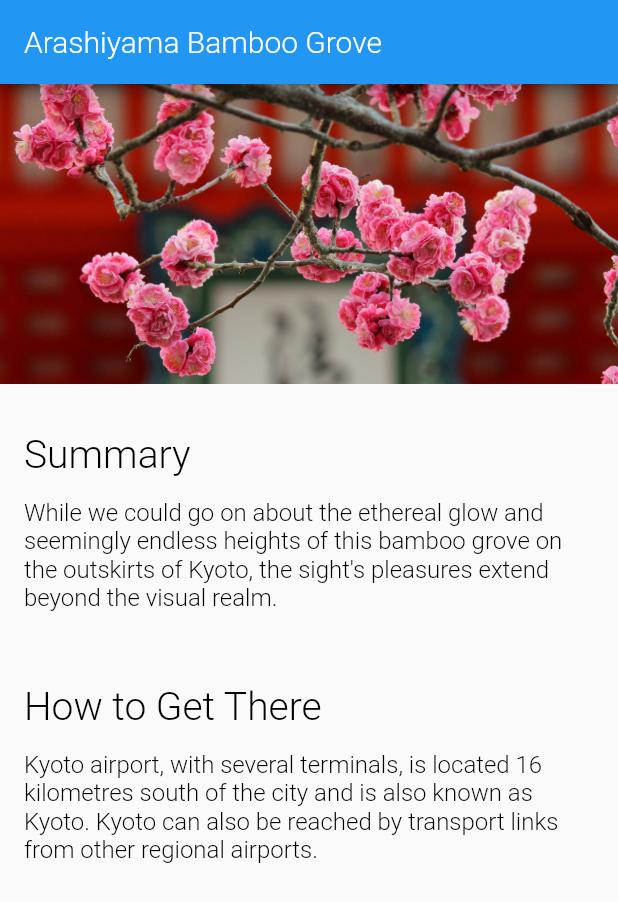
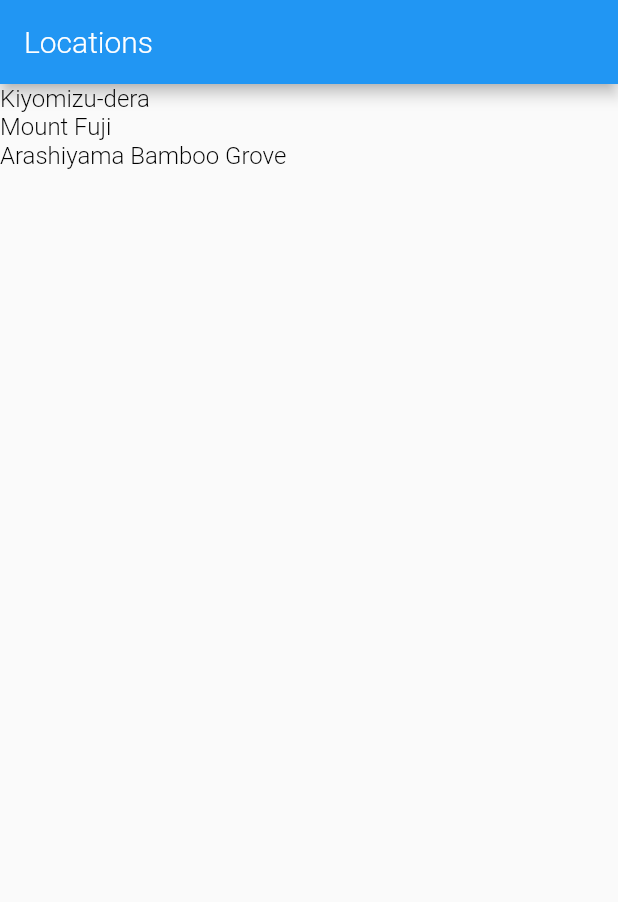
Before and after one commit to uires/tourist-guide-flutter, a Flutter app: the screen it shows after launch, on a phone screen of 412 x 824 dp. Shown: the top 902 px of the screen. Run offline on Flutter 3.47's test engine with Material 2 defaults, Android fonts, the phone set to English and light mode, and no system bars; Roboto replaces fonts that are missing (Montserrat).

Commit message:
ajustes, criação de tela principal, implementação de list view e navegação com flutter.

```diff
--- a/lib/app.dart
+++ b/lib/app.dart
@@ -1,6 +1,10 @@
 import 'package:flutter/material.dart';
+import 'screens/locations/locations.dart';
 import 'screens/location_detail/location_detail.dart';
 import 'style.dart';
+
+const LocationsRoute = '/';
+const LocationDetailRoute = '/location_detail';
 
 class App extends StatelessWidget {
 
@@ -8,8 +12,37 @@ class App extends StatelessWidget {
   Widget build(BuildContext context) {
 
     return MaterialApp(
-      home: LocationDetail(),
-      theme: ThemeData(
+      onGenerateRoute: _routes(),
+      theme: _theme()
+    );
+  }
+
+  RouteFactory _routes() {
+
+    return(settings) {
+
+      final Map<String, dynamic> arguments = settings.arguments;
+      Widget screen;
+      switch(settings.name) {
+
+        case LocationsRoute:
+          screen = Locations();
+          break;
+
+        case LocationDetailRoute:
+          screen = LocationDetail(arguments['id']);
+          break;
+
+        default:
+          return null;
+      }
+        return MaterialPageRoute(builder: (BuildContext context) => screen);
+    };
+  }
+
+  _theme() {
+
+    return ThemeData(
         appBarTheme: AppBarTheme(
           textTheme: TextTheme(title: AppBarTextStyle)
         ) ,
@@ -17,7 +50,6 @@ class App extends StatelessWidget {
           title: TitleTextStyle,
           body1: Body1TextStyle
         )
-      )
-    );
+      );
   }
 }
--- a/lib/models/location.dart
+++ b/lib/models/location.dart
@@ -2,16 +2,28 @@ import 'location_fact.dart';
 
 class Location {
 
+  final int id;
   String name;
   String imagePath;
   final List<LocationFact> facts;
 
-  Location(this.name, this.imagePath, this.facts);
+  Location(this.id, this.name, this.imagePath, this.facts);
 
   static List<Location> fetchAll() {
 
     return [
-      Location('Arashiyama Bamboo Grove', 'assets/images/kiyomizu-dera.jpg', [
+      Location(1, 'Kiyomizu-dera', 'assets/images/kiyomizu-dera.jpg', [
+        LocationFact('Summary',
+            'Kiyomizu-dera, officially Otowa-san Kiyomizu-dera, is an independent Buddhist temple in eastern Kyoto. The temple is part of the Historic Monuments of Ancient Kyoto UNESCO World Heritage site.'),
+        LocationFact('Architectural Style', 'Japanese Buddhist architecture.'),
+      ]),
+      Location(2, 'Mount Fuji', 'assets/images/fuji.jpg', [
+        LocationFact('Summary',
+            'Japan’s Mt. Fuji is an active volcano about 100 kilometers southwest of Tokyo. Commonly called “Fuji-san,” it’s the country’s tallest peak, at 3,776 meters. A pilgrimage site for centuries, it’s considered one of Japan’s 3 sacred mountains, and summit hikes remain a popular activity. Its iconic profile is the subject of numerous works of art, notably Edo Period prints by Hokusai and Hiroshige.'),
+        LocationFact('Did You Know',
+            'There are three cities that surround Mount Fuji: Gotemba, Fujiyoshida and Fujinomiya.'),
+      ]),
+      Location(3, 'Arashiyama Bamboo Grove', 'assets/images/arashiyama.jpg', [
         LocationFact('Summary',
             'While we could go on about the ethereal glow and seemingly endless heights of this bamboo grove on the outskirts of Kyoto, the sight\'s pleasures extend beyond the visual realm.'),
         LocationFact('How to Get There',
@@ -19,4 +31,18 @@ class Location {
       ]),
     ];
   }
+
+  static Location fetchById(int locationID) {
+
+    List<Location> locations = Location.fetchAll();
+    for( var i = 0; i < locations.length; i++) {
+
+      if(locations[i].id == locationID) {
+
+        return locations[i];
+      }
+    }
+
+    return null;
+  }
 }
--- a/lib/screens/location_detail/location_detail.dart
+++ b/lib/screens/location_detail/location_detail.dart
@@ -5,11 +5,14 @@ import '../../models/location.dart';
 
 class LocationDetail extends StatelessWidget {
 
+  final int _locationID;
+
+  LocationDetail(this._locationID);
+
   @override
   Widget build(BuildContext context) {
 
-    final locations = Location.fetchAll();
-    final location = locations.first;
+    final location = Location.fetchById(_locationID);
 
     return Scaffold(
       appBar: AppBar(
--- /dev/null
+++ b/lib/screens/locations/locations.dart
@@ -0,0 +1,32 @@
+import 'package:flutter/material.dart';
+import 'package:touristguide/app.dart';
+import '../../models/location.dart';
+
+class Locations extends StatelessWidget {
+
+
+  @override
+  Widget build(BuildContext context) {
+
+    final locations = Location.fetchAll();
+
+    return Scaffold(
+      appBar: AppBar(
+        title: Text('Locations'),
+      ),
+      body: ListView(
+        children: locations.map((location) =>
+          GestureDetector(
+            child: Text(location.name),
+            onTap: () => _onLocationTap(context, location.id),
+          )
+        ).toList()
+      )
+    );
+  }
+
+  _onLocationTap(BuildContext context, int locationID) {
+
+    Navigator.pushNamed(context, LocationDetailRoute, arguments: {"id": locationID} );
+  }
+}
```
Also changed, not shown: assets/images/arashiyama.jpg (added), assets/images/fuji.jpg (added).
